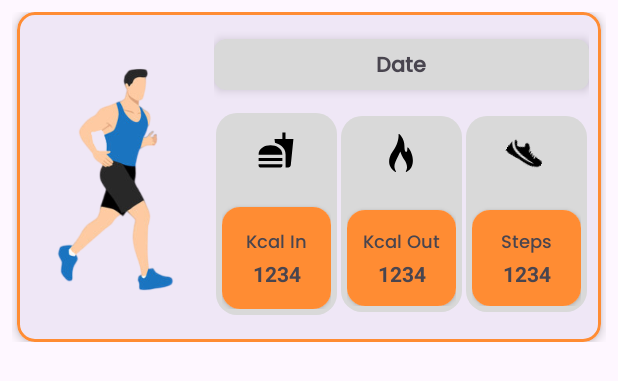
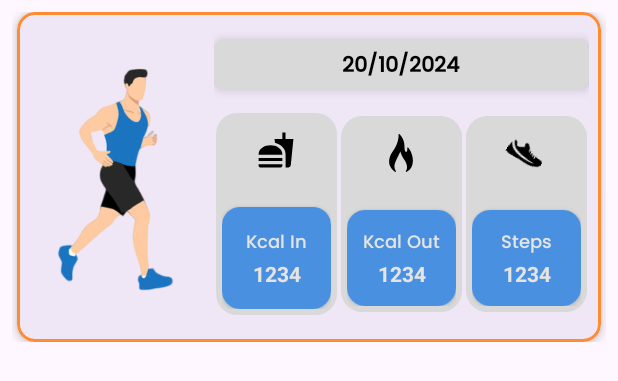
Before and after one commit to Sian1902/Go-Healthy, an Android app built with Jetpack Compose: the layout history_item.xml on its own in the app's theme, with its tools: preview values and no code run, on a phone screen of 412 x 824 dp. Shown: the top 381 px of the screen. Run offline under Robolectric (Android 15) with nearby library versions, the phone set to English and light mode, and no system bars.

Commit message:
-some changes in history item look -added new picture for history item -added progress bar for history and no history text

```diff
--- a/app/src/main/AndroidManifest.xml
+++ b/app/src/main/AndroidManifest.xml
@@ -28,7 +28,7 @@
         android:label="@string/app_name"
 
         android:supportsRtl="true"
-        android:theme="@style/Theme.GoHealthy"
+        android:theme="@style/Base.Theme.GoHealthy"
         tools:targetApi="31">
         <activity
             android:name=".view.MainActivity"
--- a/app/src/main/res/layout/history_item.xml
+++ b/app/src/main/res/layout/history_item.xml
@@ -74,10 +74,11 @@ app:strokeColor="@color/exercise"
                         android:layout_height="wrap_content"
                         android:layout_gravity="center"
                         android:gravity="center"
-                        tools:text="Date"
+                        tools:text="20/10/2024"
                         android:fontFamily="@font/poppins_medium"
                         android:textSize="14sp"
                         android:textStyle="bold"
+                        android:textColor="@color/black"
                         android:padding="4dp"
                         android:layout_marginTop="2dp"
                         />
@@ -121,7 +122,7 @@ app:strokeColor="@color/exercise"
                             android:gravity="center">
 
                             <LinearLayout
-                                android:background="@color/exercise"
+                                android:background="@color/calories"
                                 android:layout_width="80dp"
                                 android:layout_height="wrap_content"
                                 android:layout_gravity="center"
@@ -137,6 +138,7 @@ app:strokeColor="@color/exercise"
                                     android:layout_gravity="center"
                                     android:fontFamily="@font/poppins_medium"
                                     android:gravity="center"
+                                    android:textColor="@color/background"
                                     android:text="@string/KcalIn"
                                     android:textSize="12sp" />
 
@@ -147,6 +149,7 @@ app:strokeColor="@color/exercise"
                                     android:layout_gravity="center"
                                     android:gravity="center"
                                     android:text="@string/KcalInCount"
+                                    android:textColor="@color/background"
                                     android:textSize="14sp"
                                     android:textStyle="bold" />
                             </LinearLayout>
@@ -181,7 +184,7 @@ app:strokeColor="@color/exercise"
                             android:gravity="center">
 
                             <LinearLayout
-                                android:background="@color/exercise"
+                                android:background="@color/calories"
 
                                 android:padding="12dp"
                                 android:layout_width="85dp"                                android:layout_height="wrap_content"
@@ -195,6 +198,7 @@ app:strokeColor="@color/exercise"
                                     android:fontFamily="@font/poppins_medium"
                                     android:text="@string/KcalOut"
                                     android:textSize="12sp"
+                                    android:textColor="@color/background"
                                     android:layout_gravity="center"
                                     android:gravity="center"/>
 
@@ -205,7 +209,9 @@ app:strokeColor="@color/exercise"
                                     android:text="@string/KcalOutCount"
                                     android:textSize="14sp"
                                     android:textStyle="bold"
+                                    android:textColor="@color/background"
                                     android:layout_gravity="center"
+
                                     android:gravity="center"/>
                             </LinearLayout>
                         </androidx.cardview.widget.CardView>
@@ -242,7 +248,7 @@ app:strokeColor="@color/exercise"
                             android:gravity="center">
 
                             <LinearLayout
-                                android:background="@color/exercise"
+                                android:background="@color/calories"
 
                                 android:padding="12dp"
                                 android:layout_width="85dp"
@@ -257,6 +263,7 @@ app:strokeColor="@color/exercise"
                                     android:text="@string/Steps"
                                     android:fontFamily="@font/poppins_medium"
                                     android:textSize="12sp"
+                                    android:textColor="@color/background"
                                     android:layout_gravity="center"
                                     android:gravity="center"/>
 
@@ -267,6 +274,7 @@ app:strokeColor="@color/exercise"
                                     android:text="@string/StepsCount"
                                     android:textSize="14sp"
                                     android:textStyle="bold"
+                                    android:textColor="@color/background"
                                     android:layout_gravity="center"
                                     android:gravity="center"/>
                             </LinearLayout>
--- a/app/src/main/res/values/colors.xml
+++ b/app/src/main/res/values/colors.xml
@@ -4,6 +4,7 @@
   <color name="exercise">#FF8C33 </color>
   <color name="calories">#4990E1</color>
   <color name="darkGrey">#2A2A2A </color>
+  <color name="black">#000000 </color>
   <color name="progressBar">#80FFFFFF </color>
     <color name="text_primary">#212121</color>
     <color name="text_secondary">#757575</color>
```
